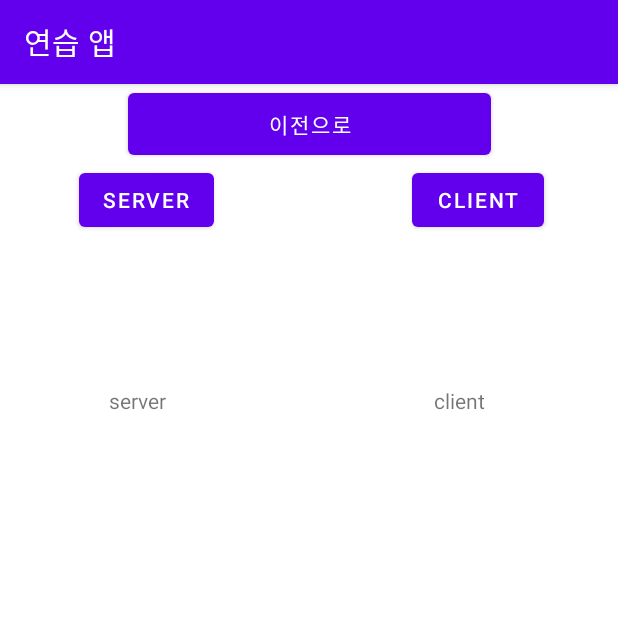
After one commit to DukiChoi/bleAndroidApp, an Android app: the MainActivity3 screen opened directly, with no data from a screen before it, on a phone screen of 412 x 824 dp, the top half of it. The commit adds this screen. Run offline under Robolectric (Android 15) with nearby library versions, the phone set to English and light mode, and no system bars.

Commit message:
21-12-07

```diff
--- /dev/null
+++ b/app/src/main/res/layout/activity_main3.xml
@@ -0,0 +1,80 @@
+<?xml version="1.0" encoding="utf-8"?>
+<androidx.constraintlayout.widget.ConstraintLayout xmlns:android="http://schemas.android.com/apk/res/android"
+    xmlns:app="http://schemas.android.com/apk/res-auto"
+    xmlns:tools="http://schemas.android.com/tools"
+    android:layout_width="match_parent"
+    android:layout_height="match_parent"
+    tools:context=".MainActivity3">
+
+    <Button
+        android:id="@+id/button8"
+        android:layout_width="242dp"
+        android:layout_height="53dp"
+        android:onClick="onBackButton8Clicked"
+        android:text="이전으로"
+        app:layout_constraintEnd_toEndOf="parent"
+        app:layout_constraintStart_toStartOf="parent"
+        app:layout_constraintTop_toTopOf="parent" />
+
+    <TextView
+        android:id="@+id/textView3"
+        android:layout_width="55dp"
+        android:layout_height="34dp"
+        android:layout_marginTop="100dp"
+        android:text="client"
+        app:layout_constraintEnd_toEndOf="parent"
+        app:layout_constraintHorizontal_bias="0.44"
+        app:layout_constraintStart_toEndOf="@+id/linearLayout"
+        app:layout_constraintTop_toBottomOf="@+id/button6" />
+
+    <TextView
+        android:id="@+id/textView2"
+        android:layout_width="56dp"
+        android:layout_height="34dp"
+        android:layout_marginStart="68dp"
+        android:layout_marginTop="100dp"
+        android:text="server"
+        app:layout_constraintEnd_toStartOf="@+id/linearLayout"
+        app:layout_constraintHorizontal_bias="0.092"
+        app:layout_constraintStart_toStartOf="parent"
+        app:layout_constraintTop_toBottomOf="@+id/button5" />
+
+    <LinearLayout
+        android:id="@+id/linearLayout"
+        android:layout_width="61dp"
+        android:layout_height="421dp"
+        android:orientation="horizontal"
+        app:layout_constraintBottom_toBottomOf="parent"
+        app:layout_constraintEnd_toEndOf="parent"
+        app:layout_constraintStart_toStartOf="parent"
+        app:layout_constraintTop_toBottomOf="@+id/button8">
+
+    </LinearLayout>
+
+    <Button
+        android:id="@+id/button6"
+        android:layout_width="wrap_content"
+        android:layout_height="wrap_content"
+        android:onClick="onBackButton6Clicked"
+        android:text="Client"
+        app:layout_constraintBottom_toBottomOf="parent"
+        app:layout_constraintEnd_toEndOf="parent"
+        app:layout_constraintHorizontal_bias="0.436"
+        app:layout_constraintStart_toEndOf="@+id/linearLayout"
+        app:layout_constraintTop_toBottomOf="@+id/button8"
+        app:layout_constraintVertical_bias="0.0" />
+
+    <Button
+        android:id="@+id/button5"
+        android:layout_width="wrap_content"
+        android:layout_height="wrap_content"
+        android:onClick="onBackButton5Clicked"
+        android:text="SERVER"
+        app:layout_constraintBottom_toBottomOf="parent"
+        app:layout_constraintEnd_toStartOf="@+id/linearLayout"
+        app:layout_constraintHorizontal_bias="0.619"
+        app:layout_constraintStart_toStartOf="parent"
+        app:layout_constraintTop_toBottomOf="@+id/button8"
+        app:layout_constraintVertical_bias="0.0" />
+
+</androidx.constraintlayout.widget.ConstraintLayout>
```
Also changed, not shown: app/src/main/AndroidManifest.xml (+9 -3 lines), app/src/main/java/com/example/myapplication/MainActivity.java (+6 -1 lines), app/src/main/java/com/example/myapplication/MainActivity2.java (+10 -8 lines), app/src/main/java/com/example/myapplication/MainActivity3.java (added, +53 -0 lines), app/src/main/res/layout/activity_main.xml (+11 -0 lines), app/src/main/res/layout/activity_main2.xml (+3 -4 lines).
